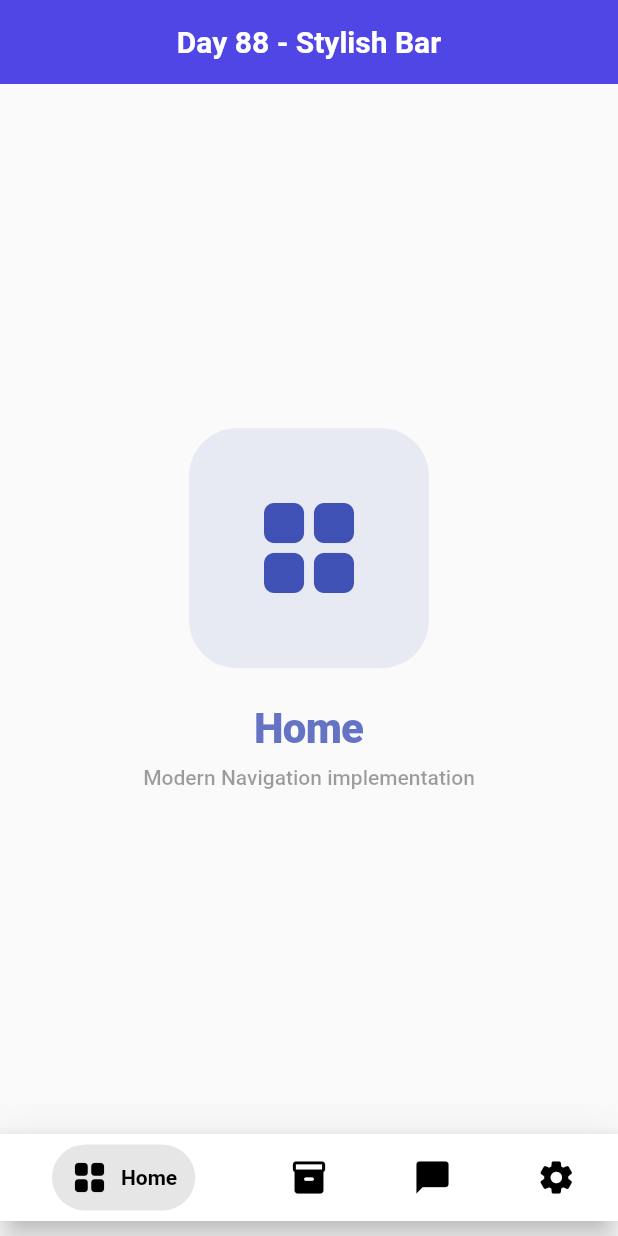
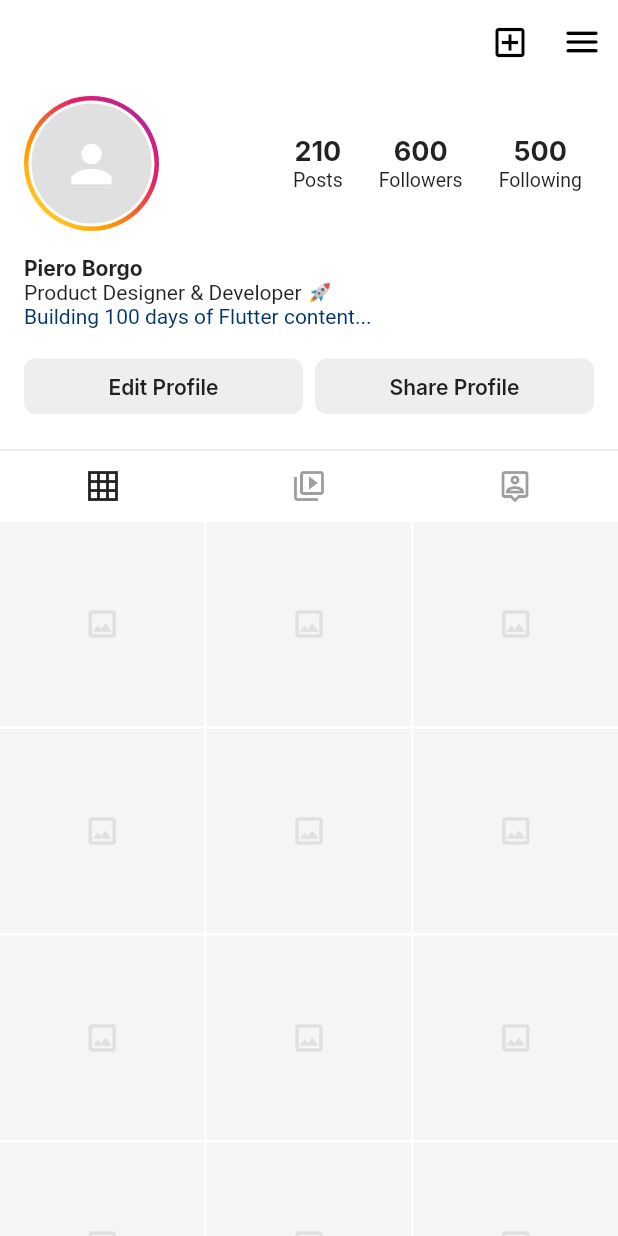
Before and after one commit to SheikhAman/package_of_the_day, a Flutter app: the screen it shows after launch, on a phone screen of 412 x 824 dp. Run offline on Flutter 3.47's test engine with Material 3 defaults, Android fonts, the phone set to English and light mode, and no system bars; drawn by our look-alikes of stylish_bottom_bar; our stand-ins replace animated_text_kit, another_flushbar, audioplayers, avatar_glow, cached_network_image, card_swiper and 64 more; missing offline and left inert: aurora, auto_size_text_plus, dart_web_scraper, day_night_switch, flutter_carousel_slider, flutter_settings_ui and 5 more.

Commit message:
device_preview

```diff
--- /dev/null
+++ b/lib/features/day89_device_preview/day89_device_preview.dart
@@ -0,0 +1,239 @@
+import 'package:flutter/material.dart';
+import 'package:device_preview/device_preview.dart';
+import 'package:google_fonts/google_fonts.dart';
+
+const _accent = Color(0xFF6366F1);
+
+class Day89DevicePreview extends StatelessWidget {
+  const Day89DevicePreview({super.key});
+
+  @override
+  Widget build(BuildContext context) {
+    // We wrap the mock UI in DevicePreview to demonstrate
+    // multi-device responsiveness within this specific day's feature.
+    return DevicePreview(
+      enabled: true,
+      builder: (context) => const _InstagramProfileMock(),
+    );
+  }
+}
+
+class _InstagramProfileMock extends StatelessWidget {
+  const _InstagramProfileMock();
+
+  @override
+  Widget build(BuildContext context) {
+    return Scaffold(
+      // We use the DevicePreview.appBuilder to ensure the simulated
+      // device gets the correct media query data.
+      backgroundColor: Colors.white,
+      appBar: AppBar(
+        backgroundColor: Colors.white,
+        foregroundColor: Colors.black,
+        elevation: 0,
+        centerTitle: false,
+        title: Text(
+          'pieroborgo',
+          style: GoogleFonts.inter(
+            fontWeight: FontWeight.w800,
+            fontSize: 20,
+            letterSpacing: -0.5,
+          ),
+        ),
+        actions: [
+          IconButton(
+            icon: const Icon(Icons.add_box_outlined, size: 26),
+            onPressed: () {},
+          ),
+          IconButton(
+            icon: const Icon(Icons.menu_rounded, size: 28),
+            onPressed: () {},
+          ),
+        ],
+      ),
+      body: SingleChildScrollView(
+        child: Column(
+          crossAxisAlignment: CrossAxisAlignment.start,
+          children: [
+            // ── Profile Header ─────────────────────────────────────
+            Padding(
+              padding: const EdgeInsets.symmetric(horizontal: 16, vertical: 8),
+              child: Row(
+                children: [
+                  Container(
+                    padding: const EdgeInsets.all(3),
+                    decoration: const BoxDecoration(
+                      shape: BoxShape.circle,
+                      gradient: LinearGradient(
+                        colors: [
+                          Colors.yellow,
+                          Colors.orange,
+                          Colors.pink,
+                          Colors.purple,
+                        ],
+                        begin: Alignment.bottomLeft,
+                        end: Alignment.topRight,
+                      ),
+                    ),
+                    child: Container(
+                      padding: const EdgeInsets.all(2),
+                      decoration: const BoxDecoration(
+                        color: Colors.white,
+                        shape: BoxShape.circle,
+                      ),
+                      child: const CircleAvatar(
+                        radius: 40,
+                        backgroundColor: Colors.black12,
+                        child: Icon(
+                          Icons.person,
+                          size: 40,
+                          color: Colors.white,
+                        ),
+                      ),
+                    ),
+                  ),
+                  const Spacer(),
+                  const _StatItem(label: 'Posts', count: '210'),
+                  const SizedBox(width: 24),
+                  const _StatItem(label: 'Followers', count: '600'),
+                  const SizedBox(width: 24),
+                  const _StatItem(label: 'Following', count: '500'),
+                  const SizedBox(width: 8),
+                ],
+              ),
+            ),
+
+            // ── Profile Bio ────────────────────────────────────────
+            Padding(
+              padding: const EdgeInsets.symmetric(horizontal: 16, vertical: 8),
+              child: Column(
+                crossAxisAlignment: CrossAxisAlignment.start,
+                children: [
+                  Text(
+                    'Piero Borgo',
+                    style: GoogleFonts.inter(
+                      fontWeight: FontWeight.bold,
+                      fontSize: 14,
+                    ),
+                  ),
+                  const Text('Product Designer & Developer 🚀'),
+                  const Text(
+                    'Building 100 days of Flutter content...',
+                    style: TextStyle(color: Color(0xFF00376B)),
+                  ),
+                ],
+              ),
+            ),
+
+            const SizedBox(height: 12),
+
+            // ── Action Buttons ─────────────────────────────────────
+            Padding(
+              padding: const EdgeInsets.symmetric(horizontal: 16),
+              child: Row(
+                children: [
+                  Expanded(
+                    child: _ProfileButton(
+                      label: 'Edit Profile',
+                      color: Colors.grey.shade200,
+                    ),
+                  ),
+                  const SizedBox(width: 8),
+                  Expanded(
+                    child: _ProfileButton(
+                      label: 'Share Profile',
+                      color: Colors.grey.shade200,
+                    ),
+                  ),
+                ],
+              ),
+            ),
+
+            const SizedBox(height: 24),
+
+            // ── Grid Section Header ────────────────────────────────
+            const Divider(height: 0),
+            const Row(
+              children: [
+                Expanded(
+                  child: Padding(
+                    padding: EdgeInsets.symmetric(vertical: 12),
+                    child: Icon(Icons.grid_on_sharp),
+                  ),
+                ),
+                Expanded(
+                  child: Icon(
+                    Icons.video_library_outlined,
+                    color: Colors.black38,
+                  ),
+                ),
+                Expanded(
+                  child: Icon(Icons.person_pin_outlined, color: Colors.black38),
+                ),
+              ],
+            ),
+
+            // ── Grid View ──────────────────────────────────────────
+            GridView.builder(
+              shrinkWrap: true,
+              physics: const NeverScrollableScrollPhysics(),
+              gridDelegate: const SliverGridDelegateWithFixedCrossAxisCount(
+                crossAxisCount: 3,
+                crossAxisSpacing: 1.5,
+                mainAxisSpacing: 1.5,
+              ),
+              itemCount: 15,
+              itemBuilder: (context, index) => Container(
+                color: Colors.grey.shade100,
+                child: Icon(Icons.image_outlined, color: Colors.grey.shade300),
+              ),
+            ),
+          ],
+        ),
+      ),
+    );
+  }
+}
+
+class _StatItem extends StatelessWidget {
+  final String label, count;
+  const _StatItem({required this.label, required this.count});
+
+  @override
+  Widget build(BuildContext context) {
+    return Column(
+      children: [
+        Text(
+          count,
+          style: GoogleFonts.inter(fontWeight: FontWeight.w700, fontSize: 18),
+        ),
+        Text(
+          label,
+          style: const TextStyle(fontSize: 13, color: Colors.black87),
+        ),
+      ],
+    );
+  }
+}
+
+class _ProfileButton extends StatelessWidget {
+  final String label;
+  final Color color;
+  const _ProfileButton({required this.label, required this.color});
+
+  @override
+  Widget build(BuildContext context) {
+    return Container(
+      padding: const EdgeInsets.symmetric(vertical: 10),
+      decoration: BoxDecoration(
+        color: color,
+        borderRadius: BorderRadius.circular(8),
+      ),
+      alignment: Alignment.center,
+      child: Text(
+        label,
+        style: GoogleFonts.inter(fontWeight: FontWeight.w600, fontSize: 14),
+      ),
+    );
+  }
+}
--- a/lib/features/routes.dart
+++ b/lib/features/routes.dart
@@ -86,3 +86,4 @@ export 'day85_flutter_local_notifications/day85_flutter_local_notifications.dart
 export 'day86_flutter_timezone/day86_flutter_timezone.dart';
 export 'day87_faker/day87_faker.dart';
 export 'day88_stylish_bottom_bar/day88_stylish_bottom_bar.dart';
+export 'day89_device_preview/day89_device_preview.dart';
--- a/lib/main.dart
+++ b/lib/main.dart
@@ -117,7 +117,8 @@ class MyApp extends StatelessWidget {
       // home: const Day85FlutterLocalNotifications(),
       // home: const Day86FlutterTimezone(),
       // home: const Day87Faker(),
-      home: const Day88StylishBottomBar(),
+      // home: const Day88StylishBottomBar(),
+      home: const Day89DevicePreview(),
     );
   }
 }
--- a/pubspec.yaml
+++ b/pubspec.yaml
@@ -279,6 +279,9 @@ dependencies:
   # A highly customizable and maintained bottom navigation bar
   stylish_bottom_bar: ^1.1.0
 
+  # For previewing and testing UI responsiveness across various devices
+  device_preview: ^1.3.1
+
 
 
 
```
Also changed, not shown: pubspec.lock, 1 other file.
